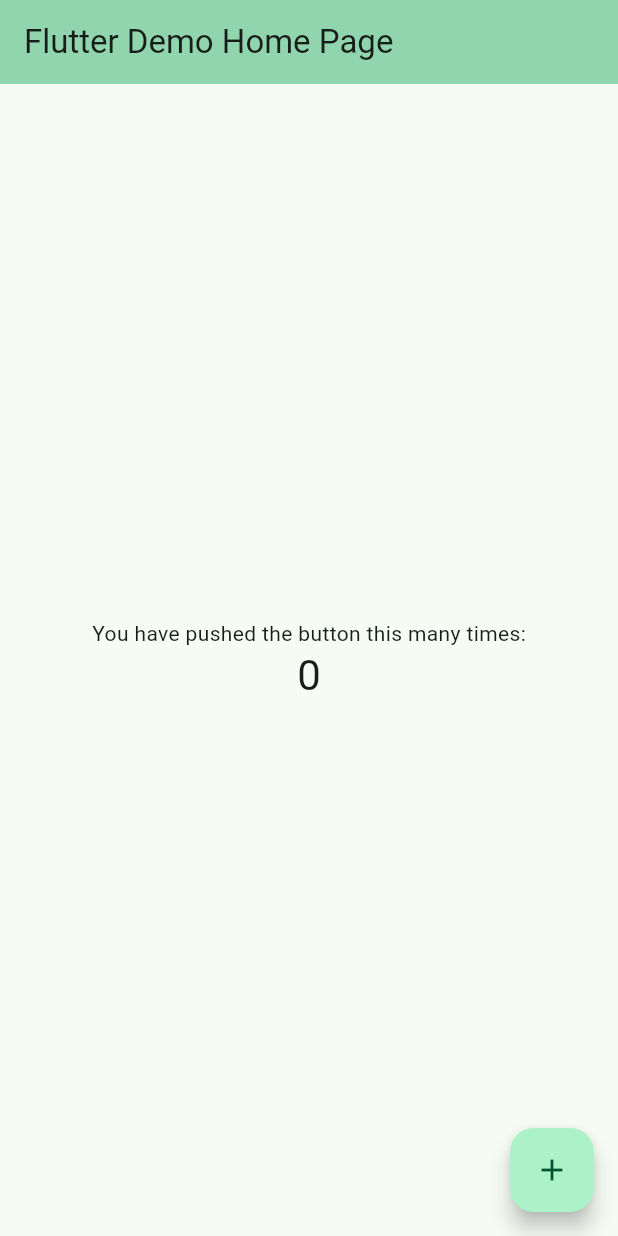
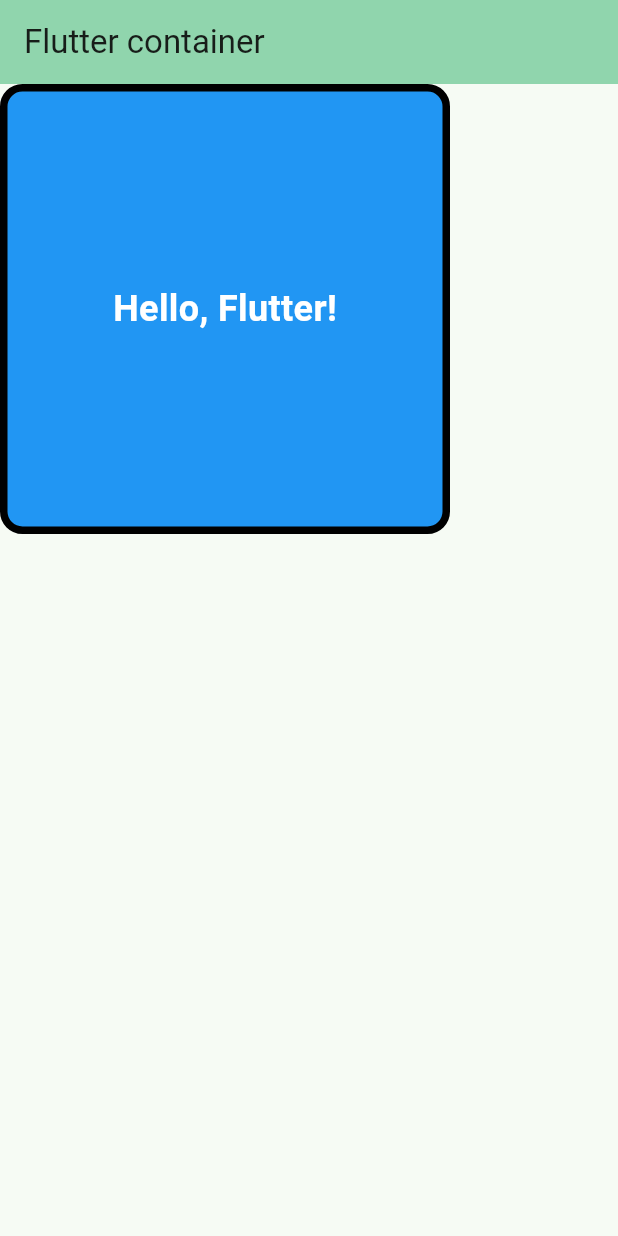
Before and after one commit to deep04shikha11/FlutterWork, a Flutter app: the screen it shows after launch, on a phone screen of 412 x 824 dp. Run offline on Flutter 3.47's test engine with Material 3 defaults, Android fonts, the phone set to English and light mode, and no system bars.

Commit message:
Using fisrt container

```diff
--- a/lib/main.dart
+++ b/lib/main.dart
@@ -14,7 +14,6 @@
       title: 'first work demo',
       theme: ThemeData(
         // This is the theme of your application.
-
         colorScheme: .fromSeed(seedColor: Colors.greenAccent),
       ),
       home: const MyHomePage(title: 'Flutter Demo Home Page'),
@@ -24,15 +23,6 @@
 
 class MyHomePage extends StatefulWidget {
   const MyHomePage({super.key, required this.title});
-
-  // This widget is the home page of your application. It is stateful, meaning
-  // that it has a State object (defined below) that contains fields that affect
-  // how it looks.
-
-  // This class is the configuration for the state. It holds the values (in this
-  // case the title) provided by the parent (in this case the App widget) and
-  // used by the build method of the State. Fields in a Widget subclass are
-  // always marked "final".
 
   final String title;
 
@@ -45,23 +35,12 @@
 
   void _incrementCounter() {
     setState(() {
-      // This call to setState tells the Flutter framework that something has
-      // changed in this State, which causes it to rerun the build method below
-      // so that the display can reflect the updated values. If we changed
-      // _counter without calling setState(), then the build method would not be
-      // called again, and so nothing would appear to happen.
       _counter++;
     });
   }
 
   @override
   Widget build(BuildContext context) {
-    // This method is rerun every time setState is called, for instance as done
-    // by the _incrementCounter method above.
-    //
-    // The Flutter framework has been optimized to make rerunning build methods
-    // fast, so that you can just rebuild anything that needs updating rather
-    // than having to individually change instances of widgets.
     return Scaffold(
       appBar: AppBar(
         // TRY THIS: Try changing the color here to a specific color (to
@@ -70,39 +49,26 @@
         backgroundColor: Theme.of(context).colorScheme.inversePrimary,
         // Here we take the value from the MyHomePage object that was created by
         // the App.build method, and use it to set our appbar title.
-        title: Text(widget.title),
+        title: Text("Flutter container"),
       ),
-      body: Center(
-        // Center is a layout widget. It takes a single child and positions it
-        // in the middle of the parent.
-        child: Column(
-          // Column is also a layout widget. It takes a list of children and
-          // arranges them vertically. By default, it sizes itself to fit its
-          // children horizontally, and tries to be as tall as its parent.
-          //
-          // Column has various properties to control how it sizes itself and
-          // how it positions its children. Here we use mainAxisAlignment to
-          // center the children vertically; the main axis here is the vertical
-          // axis because Columns are vertical (the cross axis would be
-          // horizontal).
-          //
-          // TRY THIS: Invoke "debug painting" (choose the "Toggle Debug Paint"
-          // action in the IDE, or press "p" in the console), to see the
-          // wireframe for each widget.
-          mainAxisAlignment: .center,
-          children: [
-            const Text('You have pushed the button this many times:'),
-            Text(
-              '$_counter',
-              style: Theme.of(context).textTheme.headlineMedium,
+      body: Container(
+        width: 300,
+        height: 300,
+        decoration: BoxDecoration(
+          color: Colors.blue,
+          border: Border.all(color: Colors.black, width: 5),
+          borderRadius: BorderRadius.circular(15),
+        ),
+        child: const Center(
+          child: Text(
+            'Hello, Flutter!',
+            style: TextStyle(
+              color: Colors.white,
+              fontSize: 24,
+              fontWeight: FontWeight.bold,
             ),
-          ],
+          ),
         ),
-      ),
-      floatingActionButton: FloatingActionButton(
-        onPressed: _incrementCounter,
-        tooltip: 'Increment',
-        child: const Icon(Icons.add),
       ),
     );
   }
```
